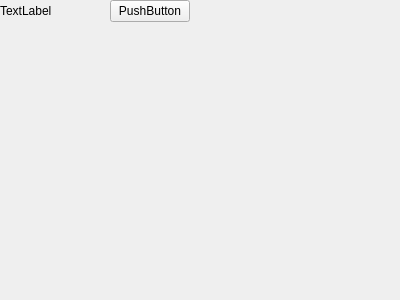
RanHum/ZLP-Library, file src/client/full.ui: the form before one commit.
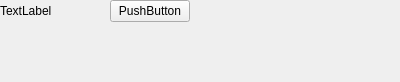
The form after the commit.

Patch:
```diff
--- a/src/client/full.ui
+++ b/src/client/full.ui
@@ -7,18 +7,18 @@
     <x>0</x>
     <y>0</y>
     <width>400</width>
-    <height>300</height>
+    <height>82</height>
    </rect>
   </property>
   <property name="windowTitle">
    <string>Form</string>
   </property>
-  <widget class="QWidget" name="">
+  <widget class="QWidget" name="layoutWidget">
    <property name="geometry">
     <rect>
      <x>0</x>
      <y>0</y>
-     <width>229</width>
+     <width>401</width>
      <height>82</height>
     </rect>
    </property>
```
